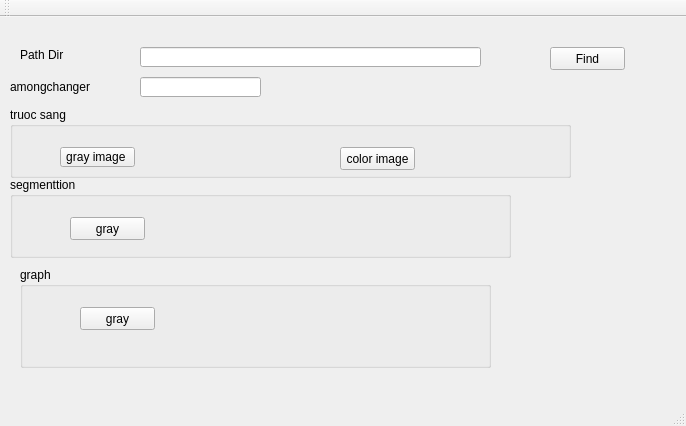
This is mainwindow.ui in trungbanh/imageProcessing as Qt 5 draws it before an edit. The edited form follows.
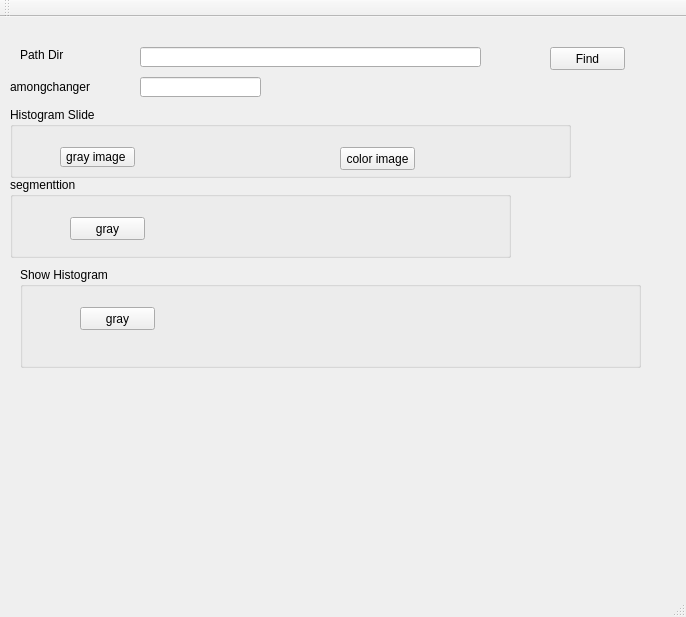
This is the edited form.

```diff
--- a/mainwindow.ui
+++ b/mainwindow.ui
@@ -7,7 +7,7 @@
     <x>0</x>
     <y>0</y>
     <width>686</width>
-    <height>426</height>
+    <height>617</height>
    </rect>
   </property>
   <property name="windowTitle">
@@ -83,7 +83,7 @@
      </rect>
     </property>
     <property name="title">
-     <string>truoc sang</string>
+     <string>Histogram Slide</string>
     </property>
     <widget class="QPushButton" name="bt_hisSlide_gray">
      <property name="geometry">
@@ -143,12 +143,12 @@
      <rect>
       <x>20</x>
       <y>250</y>
-      <width>471</width>
+      <width>621</width>
       <height>101</height>
      </rect>
     </property>
     <property name="title">
-     <string>graph</string>
+     <string>Show Histogram </string>
     </property>
     <widget class="QPushButton" name="bt_graph_gray">
      <property name="geometry">
```
